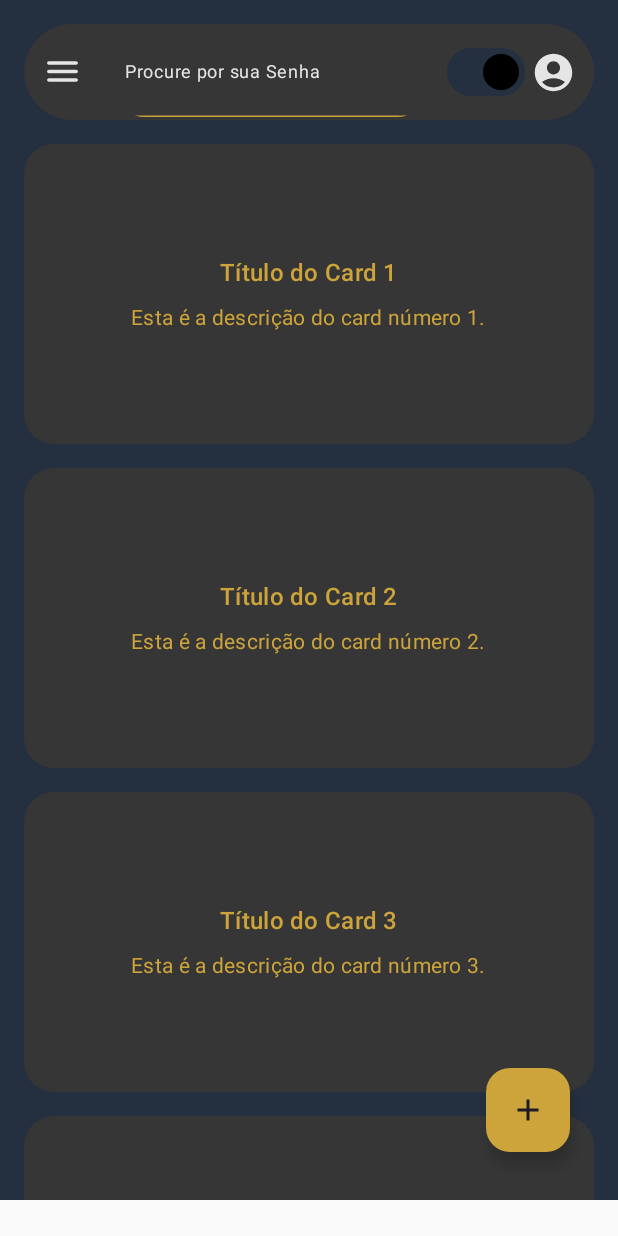
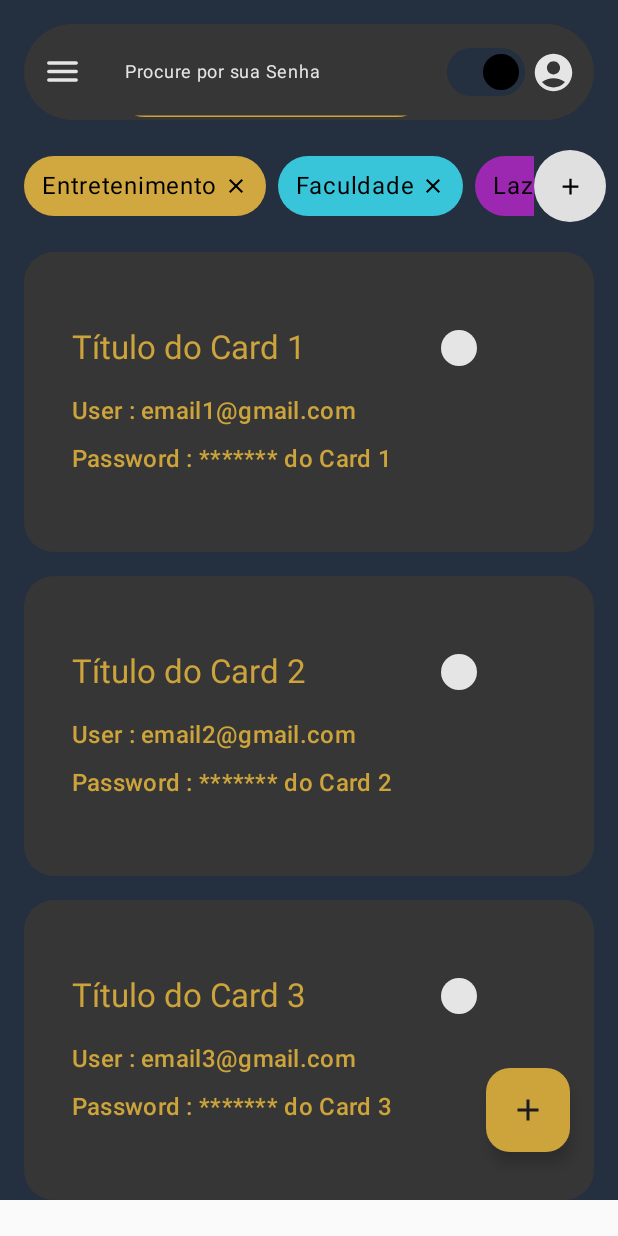
Before and after one commit to matheusalvesedu/PI3-Turma1-6, an Android app built with Jetpack Compose: the PrincipalScreenActivity screen opened directly, with no data from a screen before it, on a phone screen of 412 x 824 dp. Run offline under Robolectric (Android 15) with nearby library versions, the phone set to English and light mode, and no system bars.

Commit message:
Implementando filtros, não esta totalmente implementado

```diff
--- a/AppSuperId/app/src/main/java/br/com/superid/PrincipalScreenActivity.kt
+++ b/AppSuperId/app/src/main/java/br/com/superid/PrincipalScreenActivity.kt
@@ -28,9 +28,8 @@ import androidx.compose.foundation.layout.size
 import androidx.compose.foundation.layout.Row
 import androidx.compose.foundation.layout.WindowInsets
 import androidx.compose.foundation.layout.height
-import androidx.compose.material.icons.automirrored.outlined.Send
+import androidx.compose.foundation.shape.CircleShape
 import androidx.compose.material.icons.filled.Add
-import androidx.compose.material.icons.filled.MoreVert
 import androidx.compose.material.icons.outlined.Info
 import androidx.compose.material.icons.outlined.Person
 import androidx.compose.material.icons.outlined.Settings
@@ -42,6 +41,9 @@ import androidx.compose.ui.draw.clip
 import br.com.superid.ui.theme.AppColors
 import br.com.superid.ui.theme.SuperIDTheme
 import kotlinx.coroutines.launch
+import androidx.compose.foundation.lazy.LazyRow
+import androidx.compose.foundation.lazy.items
+import androidx.compose.material.icons.filled.Close
 
 class PrincipalScreenActivity : ComponentActivity() {
     override fun onCreate(savedInstanceState: Bundle?) {
@@ -90,7 +92,7 @@ fun Screen(modifier: Modifier = Modifier) {
     val backgroundColor = if (darkMode) AppColors.gunmetal else Color.White // cor escura ou clara
 
     // Definir a cor do botão + com base no estado do darkMode
-    val buttonColor = if (darkMode) AppColors.satinSheenGold else AppColors.platinum // Exemplo de cores: azul escuro e laranja
+    val buttonColor = if (darkMode) AppColors.satinSheenGold else AppColors.platinum
     ModalNavigationDrawer(
         drawerState = drawerState,
         drawerContent = {
@@ -112,7 +114,7 @@ fun Screen(modifier: Modifier = Modifier) {
                             }
                         }
                     },
-                    darkMode = darkMode, // Passando o estado do darkMode para TopBar
+                    darkMode = darkMode, // Passa o estado do darkMode para TopBar
                     onDarkModeChange = { darkMode = it } // Função para alterar o darkMode
                 )
             },
@@ -227,10 +229,16 @@ fun ScreenContent(paddingValues: PaddingValues, darkMode: Boolean) {
             bottom = 16.dp
         )
     ) {
+        item {
+            Spacer(modifier = Modifier.height(8.dp))
+            RowFilter() // Chama a os Filtros
+            Spacer(modifier = Modifier.height(8.dp))
+        }
         items(10) { index ->
             CardItem(
                 title = "Título do Card ${index + 1}",
-                description = "Esta é a descrição do card número ${index + 1}.",
+                user = "User : email${index + 1}@gmail.com",
+                password = "Password : ******* do Card ${index + 1}",
                 darkMode = darkMode
             )
         }
@@ -238,7 +246,7 @@ fun ScreenContent(paddingValues: PaddingValues, darkMode: Boolean) {
 }
 
 @Composable
-fun CardItem(title: String, description: String, darkMode: Boolean) {
+fun CardItem(title: String, user: String, password: String, darkMode: Boolean) {
     Box(
         modifier = Modifier
             .padding(horizontal = 16.dp)
@@ -252,22 +260,51 @@ fun CardItem(title: String, description: String, darkMode: Boolean) {
                 .fillMaxSize()
                 .padding(16.dp),
             verticalArrangement = Arrangement.Center,
-            horizontalAlignment = Alignment.CenterHorizontally
         ) {
+            Row(
+                modifier = Modifier.fillMaxWidth(),
+                verticalAlignment = Alignment.CenterVertically
+            ) {
+                Spacer(modifier = Modifier.width(16.dp))
+                Text(
+                    text = title,
+                    style = MaterialTheme.typography.titleLarge,
+                    color = if (darkMode) AppColors.satinSheenGold else AppColors.gunmetal
+                )
+
+                Spacer(modifier = Modifier.width(90.dp)) // Ajustado o espaço aqui
+
+                Box(
+                    modifier = Modifier
+                        .size(24.dp) // Tamanho do círculo
+                        .background(
+                            color = AppColors.platinum, // Colocar cor do Filtro
+                            shape = CircleShape
+                        )
+                )
+            }
+
+            Spacer(modifier = Modifier.height(16.dp))
+
             Text(
-                text = title,
+                text = user,
                 style = MaterialTheme.typography.titleMedium,
-                color = if (darkMode) AppColors.satinSheenGold else AppColors.gunmetal
+                color = if (darkMode) AppColors.satinSheenGold else AppColors.gunmetal,
+                modifier = Modifier.padding(start = 16.dp)
             )
+
             Spacer(modifier = Modifier.height(8.dp))
+
             Text(
-                text = description,
-                style = MaterialTheme.typography.bodyMedium,
-                color = if (darkMode) AppColors.satinSheenGold else AppColors.gunmetal
+                text = password,
+                style = MaterialTheme.typography.titleMedium,
+                color = if (darkMode) AppColors.satinSheenGold else AppColors.gunmetal,
+                modifier = Modifier.padding(start = 16.dp)
             )
         }
     }
 }
+
 
 @OptIn(ExperimentalMaterial3Api::class)
 @Composable
@@ -409,3 +446,90 @@ fun DropdownMenuWithDetails(
         )
     }
 }
+
+@Composable
+fun RowFilter() {
+    val filtros = remember {
+        mutableStateListOf(
+            "Entretenimento" to Color(0xFFD1A740),
+            "Faculdade" to Color(0xFF38C5D9),
+            "Lazer" to Color(0xFF9C27B0),
+            "Saúde" to Color(0xFF4CAF50),
+            "Trabalho" to Color(0xFFFF9800),
+            "Sem Filtro" to Color(0xFFFFFFFF)
+        )
+    }
+
+    Row(
+        modifier = Modifier
+            .fillMaxWidth()
+            .padding(horizontal = 16.dp),
+        verticalAlignment = Alignment.CenterVertically
+    ) {
+        LazyRow(
+            modifier = Modifier
+                .weight(1f)
+                .padding(end = 8.dp),
+            horizontalArrangement = Arrangement.spacedBy(8.dp),
+            contentPadding = PaddingValues(end = 8.dp)
+        ) {
+            items(filtros, key = { it.first }) { filtro ->
+                Filter(
+                    text = filtro.first,
+                    backgroundColor = filtro.second,
+                    onRemove = {
+                        if (filtro.first != "Sem Filtro") {
+                            filtros.remove(filtro)
+                        }
+                    },
+                    canBeRemoved = filtro.first != "Sem Filtro"
+                )
+            }
+        }
+
+        IconButton(
+            onClick = { /* ação do botão + */ },
+            modifier = Modifier
+                .size(32.dp)
+                .background(Color(0xFFE0E0E0), shape = CircleShape)
+        ) {
+            Icon(
+                imageVector = Icons.Default.Add,
+                contentDescription = "Adicionar filtro",
+                tint = Color.Black,
+                modifier = Modifier.size(18.dp)
+            )
+        }
+    }
+}
+
+@Composable
+fun Filter(
+    text: String,
+    backgroundColor: Color,
+    onRemove: () -> Unit,
+    canBeRemoved: Boolean
+) {
+    Box(
+        modifier = Modifier
+            .clip(RoundedCornerShape(50))
+            .background(backgroundColor)
+            .padding(horizontal = 12.dp, vertical = 8.dp),
+        contentAlignment = Alignment.CenterStart
+    ) {
+        Row(verticalAlignment = Alignment.CenterVertically) {
+            Text(text = text, color = Color.Black)
+            if (canBeRemoved) {
+                Spacer(modifier = Modifier.width(4.dp))
+                Icon(
+                    imageVector = Icons.Default.Close,
+                    contentDescription = "Remover filtro",
+                    tint = Color.Black,
+                    modifier = Modifier
+                        .size(16.dp)
+                        .clickable { onRemove() }
+                )
+            }
+        }
+    }
+}
```
